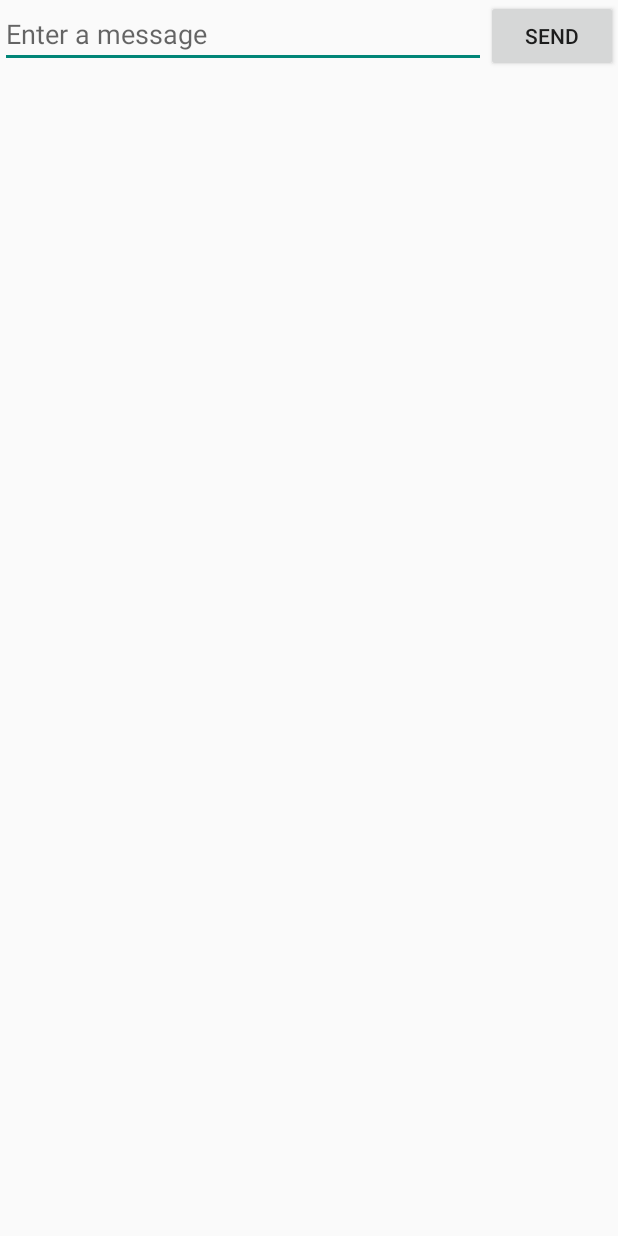
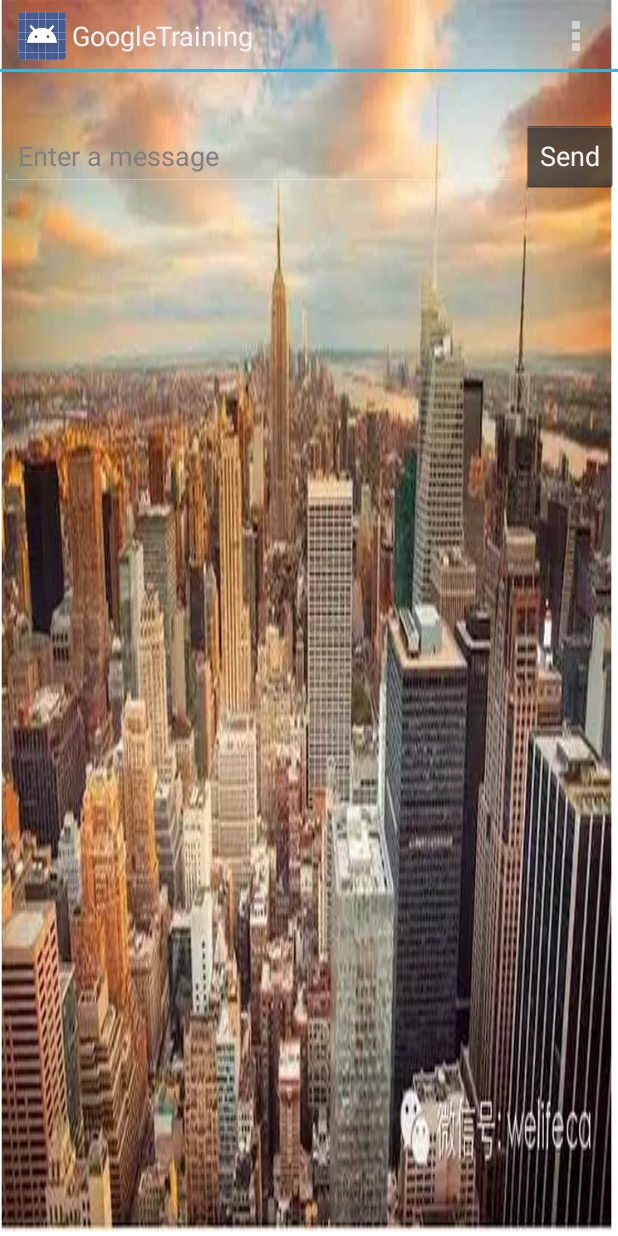
Before and after one commit to Garrylin/GoogleTraining, an Android app: the screen it shows after launch (MainActivity), on a phone screen of 412 x 824 dp. Run offline under Robolectric (Android 15) with nearby library versions, the phone set to English and light mode, and no system bars; our stand-ins replace ButterKnife.

Commit message:
添加Action Bar，xmlpadingTop疑问

```diff
--- a/app/src/main/AndroidManifest.xml
+++ b/app/src/main/AndroidManifest.xml
@@ -5,10 +5,12 @@
     <application
         android:allowBackup="true"
         android:icon="@mipmap/ic_launcher"
+        android:theme="@style/AppThemeBase"
         android:label="@string/app_name"
-        android:theme="@style/Theme.AppCompat.Light" >
+        >
         <activity
             android:name=".MainActivity"
+            android:theme="@style/AppThemeBase"
             android:label="@string/app_name" >
             <intent-filter>
                 <action android:name="android.intent.action.MAIN" />
@@ -20,6 +22,7 @@
         <activity
             android:name=".DisplayMessageActivity"
             android:label="@string/title_activity_display_message"
+            android:theme="@style/AppThemeBase"
             android:parentActivityName=".MainActivity" >
         </activity>
     </application>
--- a/app/src/main/java/cn/google/training/garry/DisplayMessageActivity.java
+++ b/app/src/main/java/cn/google/training/garry/DisplayMessageActivity.java
@@ -1,12 +1,14 @@
 package cn.google.training.garry;
 
+import android.app.Activity;
 import android.content.Intent;
 import android.os.Bundle;
+import android.support.v7.app.ActionBarActivity;
 import android.support.v7.app.AppCompatActivity;
 import android.view.MenuItem;
 import android.widget.TextView;
 
-public class DisplayMessageActivity extends AppCompatActivity {
+public class DisplayMessageActivity extends Activity {
 
     @Override
     protected void onCreate(Bundle savedInstanceState) {
--- a/app/src/main/java/cn/google/training/garry/MainActivity.java
+++ b/app/src/main/java/cn/google/training/garry/MainActivity.java
@@ -3,17 +3,18 @@ package cn.google.training.garry;
 import android.app.Activity;
 import android.content.Intent;
 import android.os.Bundle;
-import android.os.PersistableBundle;
-import android.support.v7.app.ActionBar;
 import android.support.v7.app.ActionBarActivity;
-import android.support.v7.app.AppCompatActivity;
+import android.view.Menu;
+import android.view.MenuInflater;
+import android.view.MenuItem;
 import android.view.View;
 import android.widget.EditText;
+import android.widget.Toast;
 
 import butterknife.Bind;
 import butterknife.ButterKnife;
 
-public class MainActivity extends AppCompatActivity {
+public class MainActivity extends Activity {
     //It's generally a good practice to define keys for intent extras using your app's package name as a prefix.
     public final static String EXTRA_MESSAGE = "cn.google.training.garry.myfirstapp.MESSAGE";
     @Bind(R.id.et_message)
@@ -25,8 +26,8 @@ public class MainActivity extends AppCompatActivity {
         super.onCreate(savedInstanceState);
         setContentView(R.layout.activity_main);
         ButterKnife.bind(this);
-        ActionBar actionBar = getSupportActionBar();
-        actionBar.hide();
+        //当在parent activity时，点这个默认返回
+
     }
 
     public void sendMessage(View view) {
@@ -36,4 +37,27 @@ public class MainActivity extends AppCompatActivity {
         intent.putExtra(EXTRA_MESSAGE, message);
         startActivity(intent);
     }
+
+    @Override
+    public boolean onCreateOptionsMenu(Menu menu) {
+        MenuInflater inflater = getMenuInflater();
+        inflater.inflate(R.menu.menu_my_first_menu, menu);
+        return super.onCreateOptionsMenu(menu);
+    }
+
+    @Override
+    public boolean onOptionsItemSelected(MenuItem item) {
+        switch (item.getItemId()) {
+            case R.id.action_search:
+                //do something search
+                Toast.makeText(this, "search clicked", Toast.LENGTH_SHORT).show();
+                return true;
+            case R.id.action_settings:
+                Toast.makeText(this, "setting clicked", Toast.LENGTH_SHORT).show();
+                return true;
+            default:
+                return super.onOptionsItemSelected(item);
+
+        }
+    }
 }
--- a/app/src/main/res/layout/activity_main.xml
+++ b/app/src/main/res/layout/activity_main.xml
@@ -2,8 +2,9 @@
     xmlns:tools="http://schemas.android.com/tools"
     android:layout_width="match_parent"
     android:layout_height="match_parent"
-    android:orientation="horizontal">
-
+    android:background="@drawable/ccb633ef634927a53ceb73570856b70e"
+    android:paddingTop="80dp">
+    <!--上边的paddingTop 本来是?android:attr/actionBarSize,尺寸不对-->
     <EditText
         android:id="@+id/et_message"
         android:layout_width="0dp"
@@ -15,7 +16,7 @@
     <Button
         android:layout_width="wrap_content"
         android:layout_height="wrap_content"
-        android:text="@string/button_send"
-        android:onClick="sendMessage"/>
+        android:onClick="sendMessage"
+        android:text="@string/button_send" />
 
 </LinearLayout>
--- /dev/null
+++ b/app/src/main/res/menu/menu_my_first_menu.xml
@@ -0,0 +1,16 @@
+<?xml version="1.0" encoding="utf-8"?>
+<menu xmlns:android="http://schemas.android.com/apk/res/android"
+    xmlns:myfirstapp="http://schemas.android.com/apk/res-auto">
+    <item
+        android:id="@+id/action_search"
+        android:icon="@drawable/ic_search_black_24dp"
+        android:title="@string/action_search"
+        myfirstapp:showAsAction="ifRoom" />
+
+    <item
+        android:id="@+id/action_settings"
+        android:title="@string/action_settings"
+        myfirstapp:showAsAction="never" />
+
+
+</menu>
--- a/app/src/main/res/values-v21/styles.xml
+++ b/app/src/main/res/values-v21/styles.xml
@@ -1,8 +1,5 @@
 <?xml version="1.0" encoding="utf-8"?>
 <resources>
 
-    <style name="AppTheme" parent="AppThemeBase">
-        <item name="android:windowContentTransitions">true</item>
-    </style>
 
 </resources>
--- a/app/src/main/res/values/strings.xml
+++ b/app/src/main/res/values/strings.xml
@@ -3,6 +3,7 @@
 
     <string name="hello_world">Hello world!</string>
     <string name="action_settings">Settings</string>
+    <string name="action_search">Search</string>
     <string name="edit_message">Enter a message</string>
     <string name="button_send">Send</string>
     <string name="title_activity_display_message">My Message</string>
```
Also changed, not shown: app/src/main/res/values/styles.xml (+1 -8 lines), app/src/main/res/drawable-hdpi/ccb633ef634927a53ceb73570856b70e.png (added), app/src/main/res/drawable-hdpi/ic_search_black_24dp.png (added), app/src/main/res/drawable-hdpi/ic_search_black_48dp.png (added).
